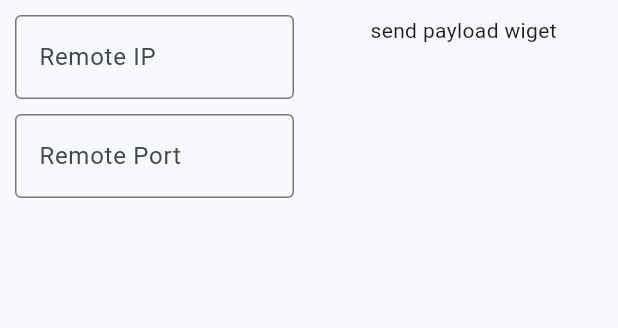
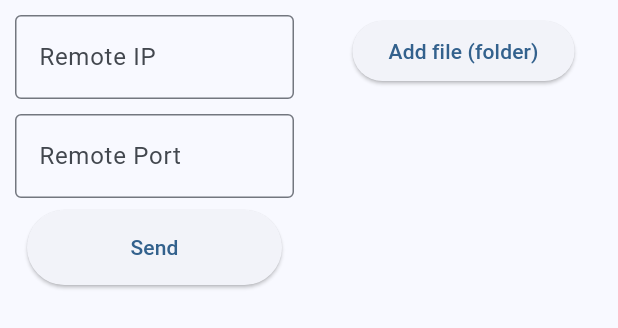
Before and after one commit to realth000/misaka_nessenger, a Flutter app: the DesktopSendPage widget shown alone on an empty page, opened directly, on a phone screen of 412 x 824 dp. Shown: the top 328 px of the screen. Run offline on Flutter 3.47's test engine with Material 2 defaults, Android fonts, the light colour scheme and no system bars; our stand-ins replace file_picker, flex_color_scheme, font_awesome_flutter, get; missing offline and left inert: bitsdojo_window; project files that could hold a hidden picture were left out.

Commit message:
feat(*): Init send frontend.

```diff
--- a/lib/components/send_payload/send_payload_view.dart
+++ b/lib/components/send_payload/send_payload_view.dart
@@ -1,18 +1,61 @@
+import 'package:file_picker/file_picker.dart';
 import 'package:flutter/material.dart';
+import 'package:get/get.dart';
+
+import '../../services/payload_service.dart';
 
 /// Widget to show and set send task payload: file or directory.
 ///
 /// Use both on desktop and mobile platforms.
 /// On desktop, use on the right side of send page.
 /// On mobile, use in the second tab of send page, looks like "the second step".
-class SendPayloadWidget extends StatelessWidget {
+class SendPayloadWidget extends GetView<PayloadService> {
   /// Constructor.
-  const SendPayloadWidget({super.key});
+  SendPayloadWidget({super.key});
+
+  /// Add payload: pick files from local machine.
+  Future<void> _addPayload() async {
+    final result = await FilePicker.platform.pickFiles(allowMultiple: true);
+    if (result == null || result.files.isEmpty) {
+      return;
+    }
+    for (final file in result.files) {
+      if (file.path == null ||
+          controller.stagedPayloadPathList.contains(file.path)) {
+        continue;
+      }
+      controller.stagedPayloadPathList.add(file.path!);
+    }
+  }
 
   @override
-  Widget build(BuildContext context) {
-    return Column(
-      children: [Text('send payload wiget')],
-    );
-  }
+  Widget build(BuildContext context) => Column(
+        children: [
+          ConstrainedBox(
+            constraints: const BoxConstraints(
+              maxHeight: 50,
+            ),
+            child: ElevatedButton(
+              onPressed: () async => _addPayload(),
+              child: Text(
+                'Add file (folder)'.tr,
+              ),
+            ),
+          ),
+          SizedBox(
+            width: 10,
+            height: 10,
+          ),
+          Expanded(
+            child: Obx(
+              () => ListView.builder(
+                itemExtent: 50,
+                itemCount: controller.stagedPayloadPathList.length,
+                itemBuilder: (context, index) =>
+                    Text(controller.stagedPayloadPathList[index]),
+              ),
+            ),
+          ),
+        ],
+      );
 }
--- a/lib/components/send_target/send_target_view.dart
+++ b/lib/components/send_target/send_target_view.dart
@@ -17,7 +17,9 @@ class SendTargetWidget extends StatelessWidget {
 
   @override
   Widget build(BuildContext context) {
-    return Form(
+    return Column(
+      children: <Widget>[
+        Form(
           key: _formKey,
           autovalidateMode: AutovalidateMode.onUserInteraction,
           child: Column(
@@ -41,9 +43,27 @@ class SendTargetWidget extends StatelessWidget {
                   labelText: 'Remote Port'.tr,
                   hintText: '0~65535'.tr,
                 ),
-          )
+              ),
             ],
           ),
+        ),
+        Padding(
+          padding: const EdgeInsets.all(8.0),
+          child: Row(
+            children: <Widget>[
+              Expanded(
+                child: ConstrainedBox(
+                  constraints: BoxConstraints(minHeight: 50),
+                  child: ElevatedButton(
+                    onPressed: () {},
+                    child: Text('Send'.tr),
+                  ),
+                ),
+              ),
+            ],
+          ),
+        ),
+      ],
     );
   }
 }
--- a/lib/components/transport_page/transport_item/transport_item_view.dart
+++ b/lib/components/transport_page/transport_item/transport_item_view.dart
@@ -13,7 +13,6 @@ class TransportItemWidget extends StatelessWidget {
   /// Controller of current item.
   final controller = Get.put(TransportItemController());
 
-  /// Model to display in item.
   final TransportItemModel model;
 
   @override
--- a/lib/desktop/send_page/desktop_send_page.dart
+++ b/lib/desktop/send_page/desktop_send_page.dart
@@ -17,12 +17,10 @@ class DesktopSendPage extends StatelessWidget {
           Expanded(
             child: Padding(
               padding: const EdgeInsets.all(10),
-              child: Center(
-                child: SendTargetWidget(),
-              ),
+              child: SendTargetWidget(),
             ),
           ),
-          const Expanded(
+          Expanded(
             child: Padding(
               padding: EdgeInsets.all(10),
               child: SendPayloadWidget(),
--- a/lib/main.dart
+++ b/lib/main.dart
@@ -4,6 +4,7 @@ import 'package:get/get.dart';
 
 import 'routes/misaka_pages.dart';
 import 'routes/misaka_routes.dart';
+import 'services/payload_service.dart';
 import 'services/scaffold_services.dart';
 import 'themes/app_themes.dart';
 
@@ -22,6 +23,7 @@ void main() async {
 /// Init Getx services, should run before app start.
 Future<void> initServices() async {
   await Get.putAsync(() async => ScaffoldService().init());
+  await Get.putAsync(() async => PayloadService().init());
 }
 
 /// Application class.
--- /dev/null
+++ b/lib/services/payload_service.dart
@@ -0,0 +1,41 @@
+import 'package:get/get.dart';
+
+import '../models/transport_item_model/transport_item_model.dart';
+
+/// Filter when showing transport items (tasks) in item list.
+///
+/// Only show selected items:
+/// e.g. Only show items those action are download type when using [onlyDownload].
+enum TransportItemFilter {
+  /// Show all items.
+  all,
+
+  /// Show download items.
+  onlyDownload,
+
+  /// Show upload items.
+  onlyUpload,
+}
+
+/// Record all payload status
+class PayloadService extends GetxService {
+  /// All payload path list, including files and folders.
+  final stagedPayloadPathList = <String>[].obs;
+
+  /// List contains all items (tasks).
+  final itemList = <TransportItemModel>[].obs;
+
+  /// Model to display in item.
+  /// Clear all stated payload.
+  ///
+  /// Call this when want to reset the list in send page,
+  /// or all payload in that page is pushed into send task queue.
+  void clearStagedPayload() {
+    stagedPayloadPathList.clear();
+  }
+
+  /// Init service when startup.
+  Future<PayloadService> init() async {
+    return this;
+  }
+}
```
Also changed, not shown: lib/components/transport_page/transport_item_list/transport_item_list_controller.dart (deleted, +0 -24 lines), lib/components/transport_page/transport_item_list/transport_item_list_view.dart (+13 -22 lines), lib/pages/transport_page/transport_page.dart (+2 -6 lines). Lines whose indentation alone changed are shown as unchanged.
